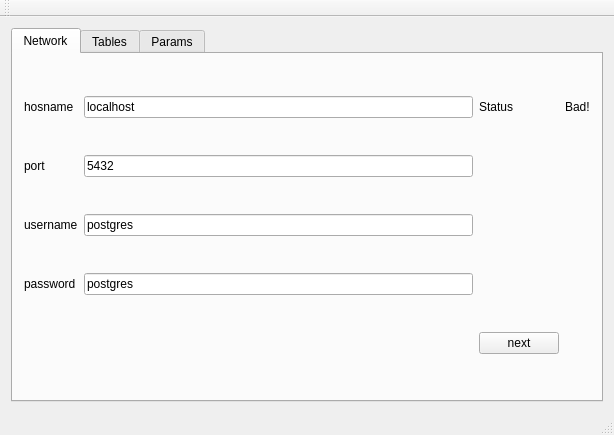
Qt form mainwindow.ui (icoz/pgdump-ng) before a commit.
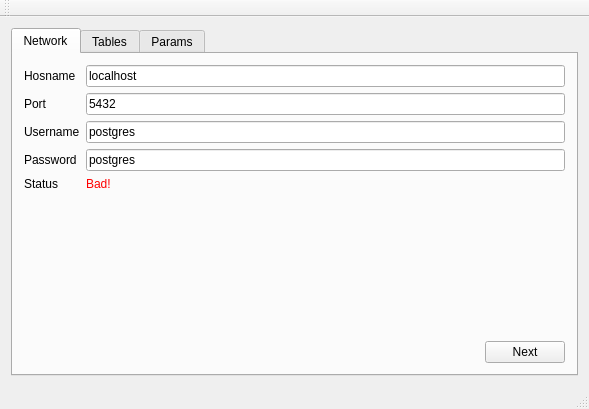
The same form after that commit.

The edit to the form file:
```diff
--- a/mainwindow.ui
+++ b/mainwindow.ui
@@ -6,8 +6,8 @@
    <rect>
     <x>0</x>
     <y>0</y>
-    <width>614</width>
-    <height>435</height>
+    <width>589</width>
+    <height>409</height>
    </rect>
   </property>
   <property name="windowTitle">
@@ -24,11 +24,16 @@
        <attribute name="title">
         <string>Network</string>
        </attribute>
-       <layout class="QGridLayout" name="gridLayout">
+       <layout class="QVBoxLayout" name="verticalLayout">
+        <item>
+         <layout class="QFormLayout" name="formLayout">
+          <property name="fieldGrowthPolicy">
+           <enum>QFormLayout::ExpandingFieldsGrow</enum>
+          </property>
         <item row="0" column="0">
          <widget class="QLabel" name="label">
           <property name="text">
-           <string>hosname</string>
+             <string>Hosname</string>
           </property>
           <property name="buddy">
            <cstring>edtHost</cstring>
@@ -42,24 +47,10 @@
           </property>
          </widget>
         </item>
-        <item row="0" column="2">
-         <widget class="QLabel" name="label_5">
-          <property name="text">
-           <string>Status</string>
-          </property>
-         </widget>
-        </item>
-        <item row="0" column="3">
-         <widget class="QLabel" name="lblStatus">
-          <property name="text">
-           <string>Bad!</string>
-          </property>
-         </widget>
-        </item>
         <item row="1" column="0">
          <widget class="QLabel" name="label_2">
           <property name="text">
-           <string>port</string>
+             <string>Port</string>
           </property>
           <property name="buddy">
            <cstring>edtPort</cstring>
@@ -76,7 +67,7 @@
         <item row="2" column="0">
          <widget class="QLabel" name="label_3">
           <property name="text">
-           <string>username</string>
+             <string>Username</string>
           </property>
           <property name="buddy">
            <cstring>edtUser</cstring>
@@ -93,7 +84,7 @@
         <item row="3" column="0">
          <widget class="QLabel" name="label_4">
           <property name="text">
-           <string>password</string>
+             <string>Password</string>
           </property>
           <property name="buddy">
            <cstring>edtPass</cstring>
@@ -107,12 +98,62 @@
           </property>
          </widget>
         </item>
-        <item row="4" column="2">
+          <item row="4" column="0">
+           <widget class="QLabel" name="label_5">
+            <property name="text">
+             <string>Status</string>
+            </property>
+           </widget>
+          </item>
+          <item row="4" column="1">
+           <widget class="QLabel" name="lblStatus">
+            <property name="text">
+             <string>&lt;!DOCTYPE HTML PUBLIC &quot;-//W3C//DTD HTML 4.0//EN&quot; &quot;http://www.w3.org/TR/REC-html40/strict.dtd&quot;&gt;
+&lt;html&gt;&lt;head&gt;&lt;meta name=&quot;qrichtext&quot; content=&quot;1&quot; /&gt;&lt;style type=&quot;text/css&quot;&gt;
+p, li { white-space: pre-wrap; }
+&lt;/style&gt;&lt;/head&gt;&lt;body style=&quot; font-family:'Ubuntu'; font-size:9pt; font-weight:400; font-style:normal;&quot;&gt;
+&lt;p style=&quot; margin-top:0px; margin-bottom:0px; margin-left:0px; margin-right:0px; -qt-block-indent:0; text-indent:0px;&quot;&gt;&lt;span style=&quot; color:#ff0000;&quot;&gt;Bad!&lt;/span&gt;&lt;/p&gt;&lt;/body&gt;&lt;/html&gt;</string>
+            </property>
+           </widget>
+          </item>
+         </layout>
+        </item>
+        <item>
+         <spacer name="verticalSpacer">
+          <property name="orientation">
+           <enum>Qt::Vertical</enum>
+          </property>
+          <property name="sizeHint" stdset="0">
+           <size>
+            <width>20</width>
+            <height>152</height>
+           </size>
+          </property>
+         </spacer>
+        </item>
+        <item>
+         <layout class="QHBoxLayout" name="horizontalLayout_4">
+          <item>
+           <spacer name="horizontalSpacer_3">
+            <property name="orientation">
+             <enum>Qt::Horizontal</enum>
+            </property>
+            <property name="sizeHint" stdset="0">
+             <size>
+              <width>40</width>
+              <height>20</height>
+             </size>
+            </property>
+           </spacer>
+          </item>
+          <item>
          <widget class="QPushButton" name="btnNext_Table">
           <property name="text">
-           <string>next</string>
-          </property>
-         </widget>
+             <string>Next</string>
+            </property>
+           </widget>
+          </item>
+         </layout>
         </item>
        </layout>
       </widget>
```
Left out of the diff: 49 changed lines with no effect on the pictures. Lines whose indentation alone changed are shown as unchanged.
